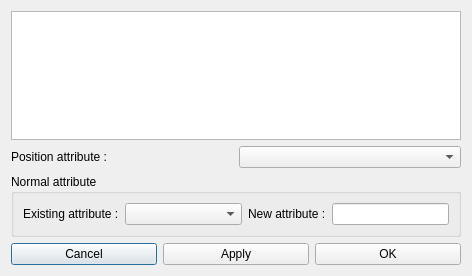
The window that SCHNApps/Plugins/surface_differentialProperties/forms/dialog_computeNormal.ui (cgogn/CGoGN) describes before a commit, drawn with Qt 5.
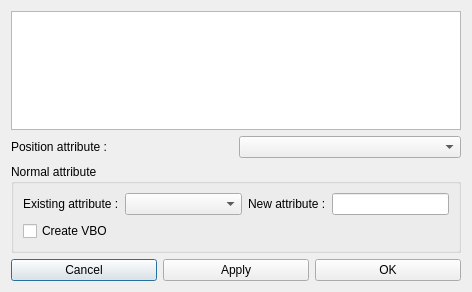
The same window after the commit.

Commit message: normal vbo creation at computing (if checked)

```diff
--- a/SCHNApps/Plugins/surface_differentialProperties/forms/dialog_computeNormal.ui
+++ b/SCHNApps/Plugins/surface_differentialProperties/forms/dialog_computeNormal.ui
@@ -7,7 +7,7 @@
     <x>0</x>
     <y>0</y>
     <width>472</width>
-    <height>276</height>
+    <height>292</height>
    </rect>
   </property>
   <property name="windowTitle">
@@ -75,6 +75,16 @@
         </item>
        </layout>
       </item>
+      <item>
+       <widget class="QCheckBox" name="enableVBO">
+        <property name="text">
+         <string>Create VBO</string>
+        </property>
+        <property name="checked">
+         <bool>false</bool>
+        </property>
+       </widget>
+      </item>
      </layout>
     </widget>
    </item>
```
The commit also changes 1 other file.
